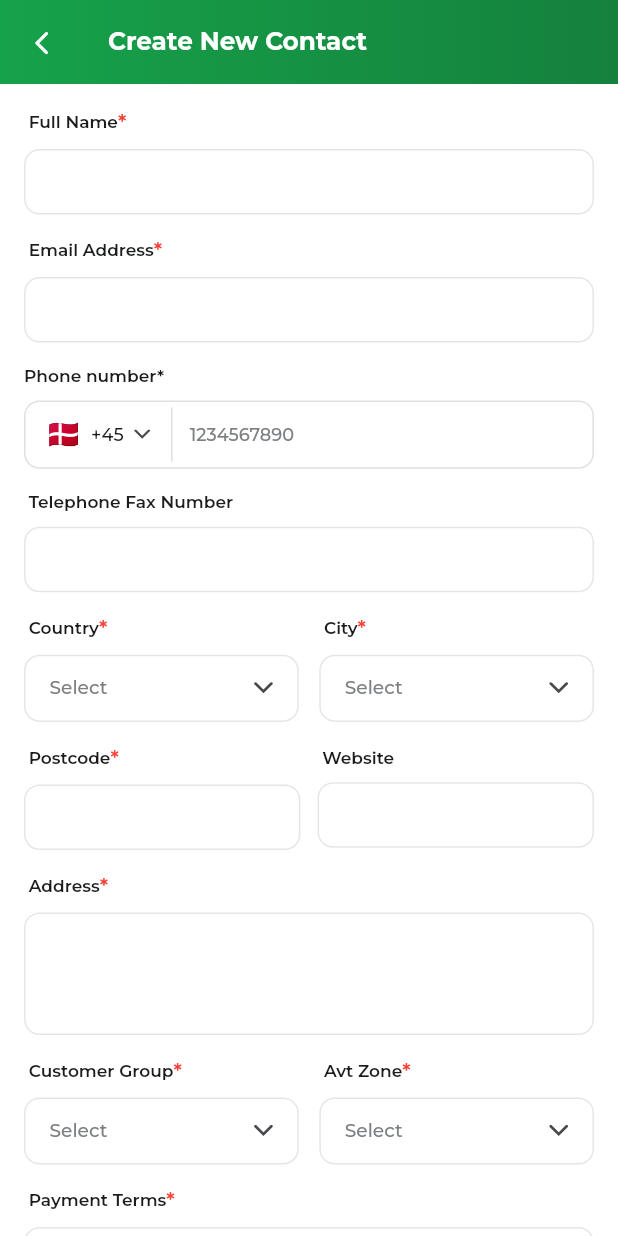
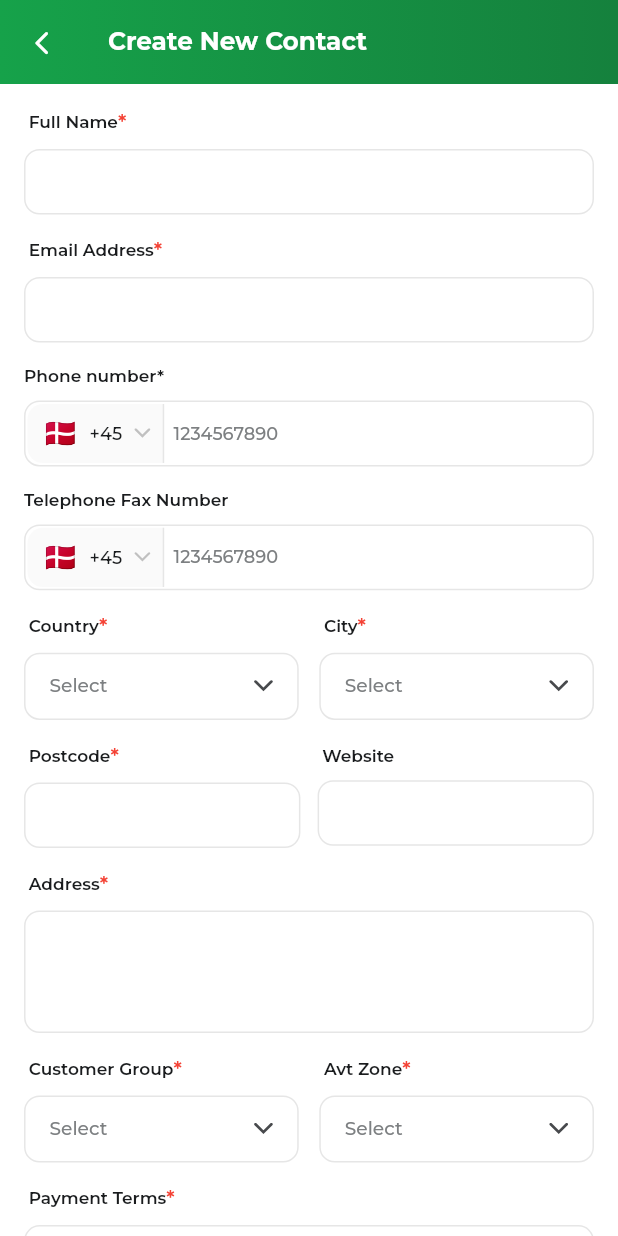
Before and after one commit to abubakarflutter/hjulfix, a Flutter app: the CreateContactView screen opened by its route, on a phone screen of 412 x 824 dp. Run offline on Flutter 3.47's test engine with Material 3 defaults, Android fonts, the phone set to English and light mode, and no system bars; our stand-ins replace cached_network_image, connectivity_plus, country_picker, dio, easy_date_timeline, flutter_riverpod and 8 more; missing offline and left inert: flutter_multiple_loaders, flutter_popup; accounts and stored records are empty; generated files the repository leaves out were written again; project files that could hold a hidden picture were left out.

Commit message:
country phone picker decorated

```diff
--- a/lib/core/shared/widgets/custom_phone_number_field.dart
+++ b/lib/core/shared/widgets/custom_phone_number_field.dart
@@ -1,5 +1,6 @@
 import 'package:country_picker/country_picker.dart';
 import 'package:flutter/material.dart';
+import 'package:flutter/services.dart';
 import 'package:flutter_screenutil/flutter_screenutil.dart';
 import 'package:flutter_svg/flutter_svg.dart';
 import 'package:hjulfix_new/core/app_resources/app_assets.dart';
@@ -7,7 +8,7 @@ import 'package:hjulfix_new/core/app_resources/app_assets.dart';
 import '../../app_resources/app_colors.dart';
 import '../../theme/app_text_styles.dart';
 import '../../utils/media_query.dart';
-
+import '../../utils/system_utils.dart';
 
 class CountryPickerPhoneField extends StatefulWidget {
   final String label;
@@ -26,7 +27,8 @@ class CountryPickerPhoneField extends StatefulWidget {
   });
 
   @override
-  State<CountryPickerPhoneField> createState() => _CountryPickerPhoneFieldState();
+  State<CountryPickerPhoneField> createState() =>
+      _CountryPickerPhoneFieldState();
 }
 
 class _CountryPickerPhoneFieldState extends State<CountryPickerPhoneField> {
@@ -65,6 +67,7 @@ class _CountryPickerPhoneFieldState extends State<CountryPickerPhoneField> {
     showCountryPicker(
       context: context,
       showPhoneCode: true,
+
       onSelect: (Country country) {
         setState(() {
           _selectedCountry = country;
@@ -74,26 +77,58 @@ class _CountryPickerPhoneFieldState extends State<CountryPickerPhoneField> {
         }
       },
       countryListTheme: CountryListThemeData(
-        flagSize: 25,
+        flagSize: 22.sp,
         backgroundColor: Colors.white,
-        textStyle: const TextStyle(fontSize: 16, color: Colors.black87),
+        textStyle: FigmaTextStyles.headline06SemiBold,
         bottomSheetHeight: 500,
-        borderRadius: const BorderRadius.only(
-          topLeft: Radius.circular(20.0),
-          topRight: Radius.circular(20.0),
+        searchTextStyle: FigmaTextStyles.headline06Medium,
+        borderRadius: BorderRadius.only(
+          topLeft: Radius.circular(16.r),
+          topRight: Radius.circular(16.r),
         ),
         inputDecoration: InputDecoration(
-          labelText: 'Search',
+          // labelText: 'Search',
+          contentPadding: EdgeInsets.symmetric(
+            horizontal: isTablet() ? 10.w : 14.w,
+            vertical: isTablet() ? 10.h : 12.h,
+          ),
+          isDense: true,
+          filled: true,
+          fillColor: Colors.grey.shade50,
           hintText: 'Start typing to search',
-          prefixIcon: const Icon(Icons.search),
+          hintStyle: FigmaTextStyles.headline06Medium.copyWith(
+            color: AppColors.textGreyishLighter,
+          ),
+          prefixIcon: Padding(
+            padding: EdgeInsets.only(left: 14.w, right: 8.w),
+            child: SvgPicture.asset(AppAssets.searchIcon),
+          ),
+          prefixIconConstraints: BoxConstraints(
+            maxHeight: 24.h,
+            // maxWidth: 20.h,
+          ),
           border: OutlineInputBorder(
-            borderSide: BorderSide(
-              color: const Color(0xFF8C98A8).withOpacity(0.2),
+            borderRadius: BorderRadius.circular(10.r),
+            borderSide: const BorderSide(
+              color: AppColors.borderColor,
+              width: 1.0,
             ),
+          ),
+          enabledBorder: OutlineInputBorder(
+            borderRadius: BorderRadius.circular(10.r),
+            borderSide: const BorderSide(
+              color: AppColors.borderColor,
+              width: 1.0,
+            ),
+          ),
+          focusedBorder: OutlineInputBorder(
+            borderRadius: BorderRadius.circular(10.r),
+            borderSide: const BorderSide(color: AppColors.primary, width: 1),
           ),
         ),
       ),
     );
+    HapticFeedback.lightImpact();
   }
 
   @override
@@ -105,30 +140,139 @@ class _CountryPickerPhoneFieldState extends State<CountryPickerPhoneField> {
           widget.label,
           style: FigmaTextStyles.headline07SemiBold.copyWith(
             fontSize: isTablet() ? 7.5.sp : 11.sp,
-            )
+          ),
         ),
         8.verticalSpace,
-        Container(
-          decoration: BoxDecoration(
-            // color: const Color(0xFFF5F5F5),
+        Row(
+          children: [
+            /// Country picker button
+            // InkWell(
+            //   onTap: _showCountryPicker,
+            //   borderRadius: BorderRadius.only(
+            //     topLeft: Radius.circular(10.r),
+            //     bottomLeft: Radius.circular(10.r),
+            //   ),
+            //   child: Container(
+            //     padding: EdgeInsets.symmetric(
+            //       horizontal: 12.w,
+            //       vertical: 8.h,
+            //     ),
+            //     // color: Colors.red,
+            //     child: Row(
+            //       mainAxisSize: MainAxisSize.min,
+            //       children: [
+            //         // Flag
+            //         Text(
+            //           _selectedCountry.flagEmoji,
+            //           style: TextStyle(fontSize: 18.sp),
+            //         ),
+            //         6.horizontalSpace,
+            //         // Country code
+            //         Text(
+            //           '+${_selectedCountry.phoneCode}',
+            //           style: FigmaTextStyles.headline07Medium,
+            //         ),
+            //         6.horizontalSpace,
+            //         SvgPicture.asset(AppAssets.downArrowNarrowIcon),
+            //       ],
+            //     ),
+            //   ),
+            // ),
+            /// Vertical divider
+            // Container(height: 35.h, width: 1, color: const Color(0xFFE0E0E0)),
+            /// Phone number input
+            Expanded(
+              child: TextFormField(
+                controller: _phoneController,
+                keyboardType: TextInputType.phone,
+                onChanged: widget.onPhoneChanged,
+                cursorColor: AppColors.textPrimary,
+                cursorHeight: isTablet() ? 14.h : 16.h,
+                cursorWidth: 1.5.w,
+                textAlignVertical: TextAlignVertical.center,
+                onTapOutside: (PointerDownEvent event) {
+                  SystemMethods.dismissKeyboard();
+                },
+                decoration: InputDecoration(
+                  contentPadding: EdgeInsets.only(
+                    // left: 16.w,
+                    right: 16.w,
+                    // vertical: 0,
+                  ),
+                  hintText: '1234567890',
+                  hintStyle: FigmaTextStyles.headline07Medium.copyWith(
+                    color: AppColors.textGreyishLighter,
+                  ),
+                  isDense: true,
+                  // Border styling
+                  border: OutlineInputBorder(
                     borderRadius: BorderRadius.circular(10.r),
-            border: Border.all(
-              color: const Color(0xFFE0E0E0),
-              width: 1,
+                    borderSide: const BorderSide(
+                      color: AppColors.borderColor,
+                      width: 1.0,
                     ),
                   ),
-          child: Row(
-            children: [
+                  enabledBorder: OutlineInputBorder(
+                    borderRadius: BorderRadius.circular(10.r),
+                    borderSide: const BorderSide(
+                      color: AppColors.borderColor,
+                      width: 1.0,
+                    ),
+                  ),
+                  focusedBorder: OutlineInputBorder(
+                    borderRadius: BorderRadius.circular(10.r),
+                    borderSide: const BorderSide(
+                      color: AppColors.primary,
+                      width: 1.25,
+                    ),
+                  ),
+                  errorBorder: OutlineInputBorder(
+                    borderRadius: BorderRadius.circular(10.r),
+                    borderSide: const BorderSide(
+                      color: Colors.red,
+                      width: 1.25,
+                    ),
+                  ),
+                  focusedErrorBorder: OutlineInputBorder(
+                    borderRadius: BorderRadius.circular(100.r),
+                    borderSide: const BorderSide(
+                      color: Colors.red,
+                      width: 1.25,
+                    ),
+                  ),
+                  disabledBorder: OutlineInputBorder(
+                    borderRadius: BorderRadius.circular(10.r),
+                    borderSide: const BorderSide(
+                      color: AppColors.borderColor,
+                      width: 1.0,
+                    ),
+                  ),
+                  prefixIcon:
                       // Country picker button
                       InkWell(
                         onTap: _showCountryPicker,
-                borderRadius:  BorderRadius.only(
+                        borderRadius: BorderRadius.only(
                           topLeft: Radius.circular(10.r),
                           bottomLeft: Radius.circular(10.r),
                         ),
                         child: Container(
-                  padding: EdgeInsets.symmetric(horizontal: 12.w, vertical: 8.h),
-                  // color: Colors.red,
+                          margin: EdgeInsets.all(2).w,
+                          padding: EdgeInsets.only(
+                            left: 9.w,
+                            right: 7.w,
+                            top: 6.h,
+                            bottom: 6.h,
+                          ),
+                          decoration: BoxDecoration(
+                            color: Colors.grey.shade50,
+                            borderRadius: BorderRadius.only(
+                              topLeft: Radius.circular(10.r),
+                              bottomLeft: Radius.circular(10.r),
+                            ),
+                            border: Border(
+                              right: BorderSide(color: AppColors.borderColor),
+                            ),
+                          ),
                           child: Row(
                             mainAxisSize: MainAxisSize.min,
                             children: [
@@ -137,41 +281,25 @@ class _CountryPickerPhoneFieldState extends State<CountryPickerPhoneField> {
                                 _selectedCountry.flagEmoji,
                                 style: TextStyle(fontSize: 18.sp),
                               ),
-                     6.horizontalSpace,
+                              7.horizontalSpace,
                               // Country code
                               Text(
                                 '+${_selectedCountry.phoneCode}',
-                          style: FigmaTextStyles.headline07Medium
+                                style: FigmaTextStyles.headline07Medium,
                               ),
-                      6.horizontalSpace,
-                      SvgPicture.asset(AppAssets.downArrowNarrowIcon)
+                              7.horizontalSpace,
+                              SvgPicture.asset(
+                                AppAssets.downArrowNarrowIcon,
+                                colorFilter: ColorFilter.mode(
+                                  AppColors.textGreyishLightest,
+                                  BlendMode.srcIn,
+                                ),
+                              ),
                             ],
                           ),
                         ),
                       ),
-              // Vertical divider
-              Container(
-                height: 35.h,
-                width: 1,
-                color: const Color(0xFFE0E0E0),
-              ),
-              // Phone number input
-              Expanded(
-                child: TextFormField(
-                  controller: _phoneController,
-                  keyboardType: TextInputType.phone,
-                  onChanged: widget.onPhoneChanged,
-                  cursorColor: AppColors.textPrimary,
-                  cursorHeight: isTablet() ? 14.h : 16.h,
-                  cursorWidth: 1.5.w,
-                  decoration:  InputDecoration(
-                    border: InputBorder.none,
-                    contentPadding: EdgeInsets.symmetric(horizontal: 10.w, vertical: 0),
-                    hintText: '1234567890',
-                    hintStyle:  FigmaTextStyles.headline07Medium.copyWith(
-                        color: AppColors.textGreyishLighter
-                    ),
-                    isDense: true,
+                  prefixIconConstraints: BoxConstraints(maxWidth: 110.w),
                 ),
                 style: FigmaTextStyles.headline07Medium.copyWith(
                   fontSize: isTablet() ? 8.5.sp : 12.sp,
@@ -180,7 +308,6 @@ class _CountryPickerPhoneFieldState extends State<CountryPickerPhoneField> {
             ),
           ],
         ),
-        ),
       ],
     );
   }
--- a/lib/features/admin/offers/views/create_contact_view.dart
+++ b/lib/features/admin/offers/views/create_contact_view.dart
@@ -1,8 +1,8 @@
+import 'dart:developer';
+
 import 'package:flutter/material.dart';
 import 'package:flutter_riverpod/flutter_riverpod.dart';
 import 'package:flutter_screenutil/flutter_screenutil.dart';
-import 'package:flutter_svg/flutter_svg.dart';
-import 'package:hjulfix_new/core/app_resources/app_assets.dart';
 import 'package:hjulfix_new/core/app_resources/app_colors.dart';
 import 'package:hjulfix_new/core/shared/widgets/custom_text_field.dart';
 import 'package:hjulfix_new/test_button.dart';
@@ -13,7 +13,6 @@ import '../../../../core/shared/widgets/custom_phone_number_field.dart';
 import '../../../../core/shared/widgets/custom_text_widget.dart';
 import '../../../../core/shared/widgets/dropdonw_options_field.dart';
 import '../../../../core/theme/app_text_styles.dart';
-import '../../../../core/utils/media_query.dart';
 
 class CreateContactView extends ConsumerWidget {
   const CreateContactView({super.key});
@@ -46,18 +45,25 @@ class CreateContactView extends ConsumerWidget {
             CountryPickerPhoneField(
               label: 'Phone number*',
               onPhoneChanged: (phone) {
-                print('Phone changed: $phone');
+                log('Phone changed: $phone');
               },
               onCountryChanged: (country) {
-                print('Country changed: ${country.name} (+${country.phoneCode})');
+                log('Country changed: ${country.name} (+${country.phoneCode})');
               },
             ),
 
             14.verticalSpace,
-            GlobalTextField(
-              labelText: 'Telephone Fax Number',
-              isDarkLabel: true,
+
+            CountryPickerPhoneField(
+              label: 'Telephone Fax Number',
+              onPhoneChanged: (phone) {
+                log('Phone changed: $phone');
+              },
+              onCountryChanged: (country) {
+                log('Country changed: ${country.name} (+${country.phoneCode})');
+              },
             ),
+
             14.verticalSpace,
             Row(
               children: [
@@ -115,51 +121,40 @@ class CreateContactView extends ConsumerWidget {
               ],
             ),
             14.verticalSpace,
-            CustomDropDownField(
-              labelText: 'Payment Terms',
-              isRequired: true,
-            ),
+            CustomDropDownField(labelText: 'Payment Terms', isRequired: true),
             10.verticalSpace,
             Row(
               mainAxisAlignment: MainAxisAlignment.spaceBetween,
               children: [
-               AppText('   If customer is business?',
-                style: FigmaTextStyles.headline06SemiBold,
-               ),
+                AppText(
+                  '   If customer is business?',
+                  style: FigmaTextStyles.headline06SemiBold,
+                ),
                 Checkbox(
                   value: false,
                   onChanged: (value) {
                     // authC.trustThiDevice.value = value ?? false;
                   },
-                  activeColor: AppColors
-                      .primary, // Background color when checked
-                  checkColor:
-                  Colors.white, // Tick color when checked
-                  fillColor: WidgetStateProperty.resolveWith<Color>(
-                        (states) {
-                      if (states.contains(WidgetState.selected)) {
-                        return AppColors
-                            .primary; // Color when checked
-                      }
-                      return Colors
-                          .white; // Background color when unchecked
-                    },
-                  ),
+                  activeColor:
+                      AppColors.primary, // Background color when checked
+                  checkColor: Colors.white, // Tick color when checked
+                  fillColor: WidgetStateProperty.resolveWith<Color>((states) {
+                    if (states.contains(WidgetState.selected)) {
+                      return AppColors.primary; // Color when checked
+                    }
+                    return Colors.white; // Background color when unchecked
+                  }),
 
-                  side: const BorderSide(
-                      color: Colors.grey, width: 1.0),
+                  side: const BorderSide(color: Colors.grey, width: 1.0),
                 ),
-
               ],
             ),
             10.verticalSpace,
             CustomButton(text: 'Confirm & Create Contact'),
             10.verticalSpace,
-
-          ]
+          ],
         ),
       ),
     );
-
   }
 }
```
Also changed, not shown: lib/core/shared/widgets/custom_text_field.dart (+12 -11 lines), lib/core/shared/widgets/custom_text_widget.dart (+6 -4 lines), lib/features/admin/more/views/more_view_page.dart (+48 -55 lines). Lines whose indentation alone changed are shown as unchanged.
